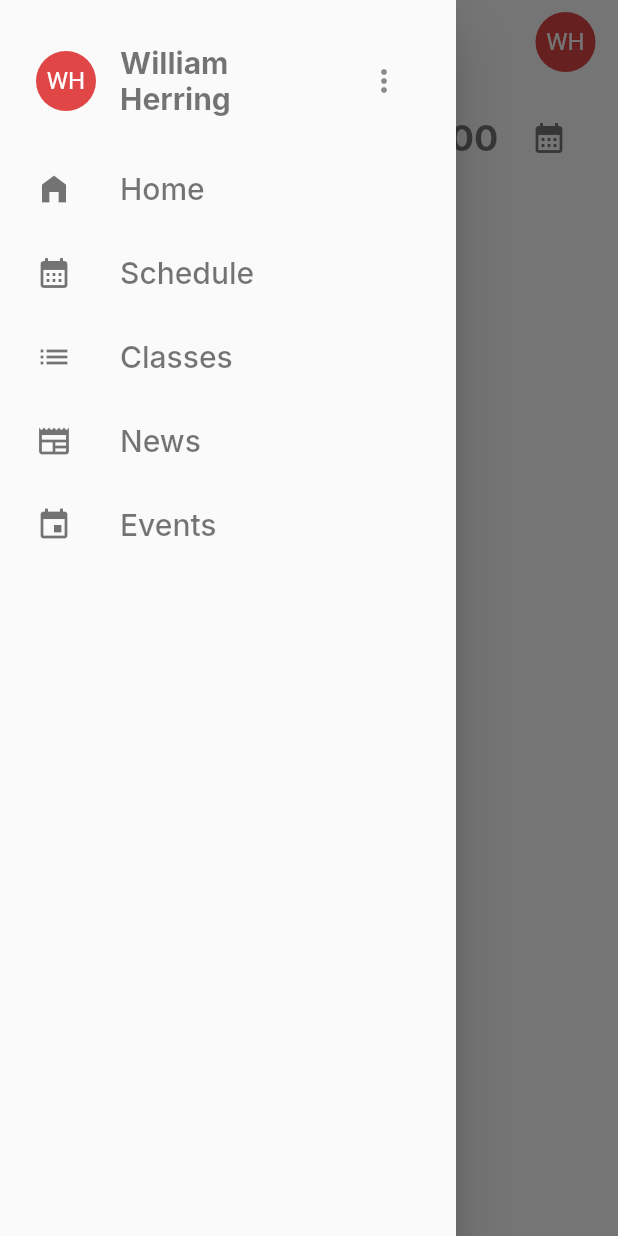
After one commit to william-herring/cohort, a Flutter app: the ScheduleScreen screen opened by its route, with the side drawer open, on a phone screen of 412 x 824 dp. The commit adds this screen. Run offline on Flutter 3.47's test engine with Material 2 defaults, Android fonts, the phone set to English and light mode, and no system bars; our stand-ins replace google_fonts.

Commit message:
schedule screen

```diff
--- a/app/lib/main.dart
+++ b/app/lib/main.dart
@@ -1,4 +1,5 @@
 import 'package:app/screens/home.dart';
+import 'package:app/screens/schedule.dart';
 import 'package:flutter/material.dart';
 import 'package:google_fonts/google_fonts.dart';
 import 'package:app/screens/login.dart';
@@ -28,7 +29,8 @@ class App extends StatelessWidget {
       ),
       home: const LoginScreen(),
       routes: {
-        '/home': (context) => const HomeScreen()
+        '/home': (context) => const HomeScreen(),
+        '/schedule': (context) => const ScheduleScreen(),
       },
     );
   }
--- /dev/null
+++ b/app/lib/models/class.dart
@@ -0,0 +1,6 @@
+class Class {
+  final teacher;
+  final students;
+
+  Class(this.teacher, this.students);
+}
--- a/app/lib/screens/home.dart
+++ b/app/lib/screens/home.dart
@@ -32,7 +32,7 @@ class HomeScreen extends StatelessWidget {
               ),
               SizedBox(height: 16.0),
               ListTile(
-                onTap: () {},
+                onTap: () => Navigator.pop(context),
                 leading: Icon(Icons.home_filled, color: Colors.black54),
                 title: Text('Home', style: TextStyle(
                     color: Colors.black54,
@@ -40,7 +40,7 @@ class HomeScreen extends StatelessWidget {
                 )),
               ),
               ListTile(
-                onTap: () {},
+                onTap: () => Navigator.pushReplacementNamed(context, '/schedule'),
                 leading: Icon(Icons.calendar_month, color: Colors.black54),
                 title: Text('Schedule', style: TextStyle(
                     color: Colors.black54,
--- /dev/null
+++ b/app/lib/screens/schedule.dart
@@ -0,0 +1,132 @@
+import 'package:flutter/material.dart';
+
+class ScheduleScreen extends StatefulWidget {
+  const ScheduleScreen({Key? key}) : super(key: key);
+
+  @override
+  State<ScheduleScreen> createState() => _ScheduleScreenState();
+}
+
+class _ScheduleScreenState extends State<ScheduleScreen> {
+  DateTime date = DateTime.now();
+
+  _selectDate() async {
+    final DateTime? picked = await showDatePicker(context: context, initialDate: date, firstDate: DateTime(2023), lastDate: DateTime(2024));
+    if (picked != null && picked != date) {
+      setState(() {
+        date = picked;
+      });
+    }
+  }
+
+  @override
+  Widget build(BuildContext context) {
+    return Scaffold(
+        backgroundColor: Colors.white,
+        drawer: Drawer(
+          child: Padding(
+            padding: const EdgeInsets.symmetric(vertical: 26.0, horizontal: 8.0),
+            child: ListView(
+              shrinkWrap: true,
+              children: [
+                ListTile(
+                  onTap: () {},
+                  leading: CircleAvatar(
+                    backgroundColor: Color.fromRGBO(224, 70, 70, 1),
+                    child: Text('WH', style: TextStyle(color: Colors.white)),
+                    radius: 20.00,
+                  ),
+                  title: Text('William Herring', style: TextStyle(
+                      color: Colors.black54,
+                      fontSize: 20.0,
+                      fontWeight: FontWeight.bold
+                  )),
+                  trailing: IconButton(
+                    icon: Icon(Icons.more_vert),
+                    onPressed: () {},
+                  ),
+                ),
+                SizedBox(height: 16.0),
+                ListTile(
+                  onTap: () => Navigator.pushReplacementNamed(context, '/home'),
+                  leading: Icon(Icons.home_filled, color: Colors.black54),
+                  title: Text('Home', style: TextStyle(
+                      color: Colors.black54,
+                      fontSize: 20.0
+                  )),
+                ),
+                ListTile(
+                  onTap: () => Navigator.pop(context),
+                  leading: Icon(Icons.calendar_month, color: Colors.black54),
+                  title: Text('Schedule', style: TextStyle(
+                      color: Colors.black54,
+                      fontSize: 20.0
+                  )),
+                ),
+                ListTile(
+                  onTap: () {},
+                  leading: Icon(Icons.list, color: Colors.black54),
+                  title: Text('Classes', style: TextStyle(
+                      color: Colors.black54,
+                      fontSize: 20.0
+                  )),
+                ),
+                ListTile(
+                  onTap: () {},
+                  leading: Icon(Icons.newspaper, color: Colors.black54),
+                  title: Text('News', style: TextStyle(
+                      color: Colors.black54,
+                      fontSize: 20.0
+                  )),
+                ),
+                ListTile(
+                  onTap: () {},
+                  leading: Icon(Icons.event, color: Colors.black54),
+                  title: Text('Events', style: TextStyle(
+                      color: Colors.black54,
+                      fontSize: 20.0
+                  )),
+                ),
+              ],
+            ),
+          ),
+        ),
+        appBar: AppBar(
+          title: Text('Schedule', style: TextStyle(
+              fontWeight: FontWeight.bold
+          )),
+          actions: [
+            Container(
+              margin: const EdgeInsets.only(right: 15.0),
+              child: CircleAvatar(
+                backgroundColor: Color.fromRGBO(224, 70, 70, 1),
+                child: Text('WH', style: TextStyle(color: Colors.white)),
+                radius: 20.00,
+              ),
+            )
+          ],
+        ),
+        body: SizedBox.expand(
+          child: Padding(
+            padding: const EdgeInsets.fromLTRB(22.0, 12.0, 22.0, 8.0),
+            child: Column(
+              crossAxisAlignment: CrossAxisAlignment.center,
+              children: [
+                Row(
+                  mainAxisAlignment: MainAxisAlignment.spaceBetween,
+                  children: [
+                    Text(date.toString(), style: TextStyle(
+                      color: Colors.black54,
+                      fontSize: 24.0,
+                      fontWeight: FontWeight.bold
+                    )),
+                    IconButton(icon: Icon(Icons.calendar_month), onPressed: _selectDate, color: Colors.black54)
+                  ],
+                ),
+              ],
+            ),
+          ),
+        )
+    );
+  }
+}
```
